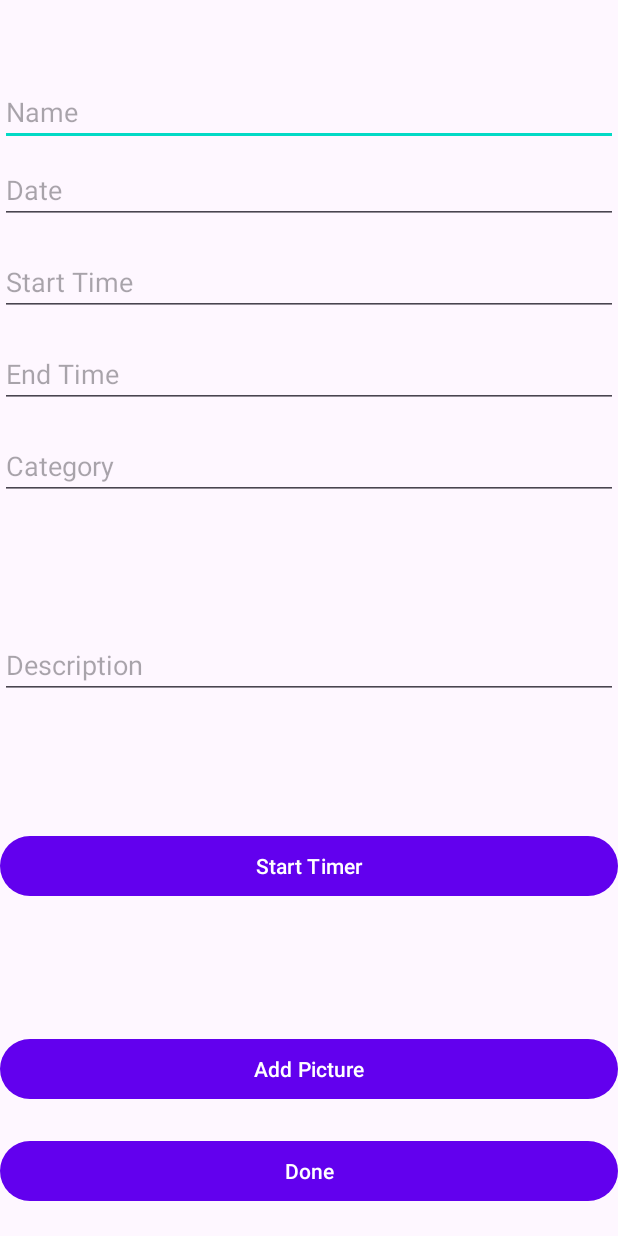
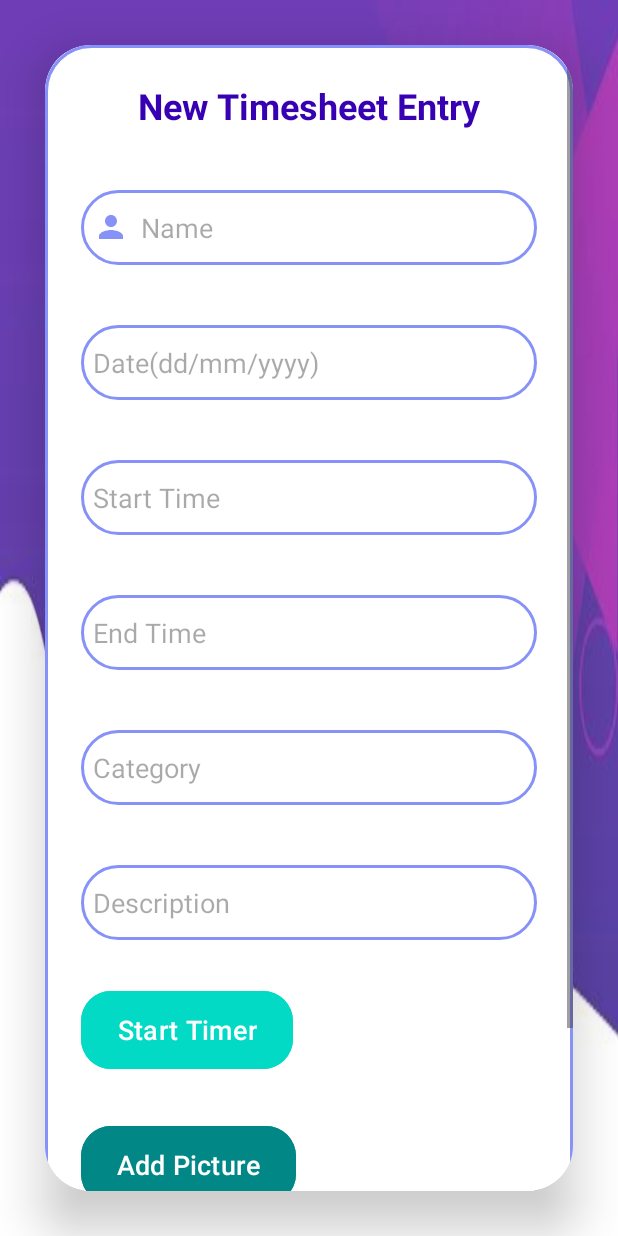
Before and after one commit to ST10083156/OPSC_PART_2_Attempt2, an Android app: the NewTimesheetEntry screen opened directly, with no data from a screen before it, on a phone screen of 412 x 824 dp. Run offline under Robolectric (Android 15) with nearby library versions, the phone set to English and light mode, and no system bars; our stand-ins replace Firebase (no records; nobody signed in at launch, a user with empty details on screens opened directly).

```diff
--- a/app/src/main/res/layout/activity_new_timesheet_entry.xml
+++ b/app/src/main/res/layout/activity_new_timesheet_entry.xml
@@ -1,107 +1,146 @@
 <?xml version="1.0" encoding="utf-8"?>
-<androidx.constraintlayout.widget.ConstraintLayout xmlns:android="http://schemas.android.com/apk/res/android"
+<LinearLayout xmlns:android="http://schemas.android.com/apk/res/android"
     xmlns:app="http://schemas.android.com/apk/res-auto"
     xmlns:tools="http://schemas.android.com/tools"
     android:id="@+id/main"
     android:layout_width="match_parent"
+    android:layout_height="match_parent"
+    android:orientation="vertical"
+    android:gravity="center"
+    android:background="@drawable/profile">
+
+    <androidx.cardview.widget.CardView
+        android:layout_width="match_parent"
+        android:layout_height="wrap_content"
+        android:layout_margin="30dp"
+        app:cardCornerRadius="30dp"
+        app:cardElevation="20dp">
+
+        <ScrollView
+            android:layout_width="match_parent"
             android:layout_height="match_parent">
+
+            <LinearLayout
+                android:layout_width="match_parent"
+                android:layout_height="wrap_content"
+                android:orientation="vertical"
+                android:layout_gravity="center_horizontal"
+                android:padding="24dp"
+                android:background="@drawable/custom_edittext">
+                <TextView
+                    android:id="@+id/profileTV"
+                    android:layout_width="match_parent"
+                    android:layout_height="wrap_content"
+                    android:text="New Timesheet Entry"
+                    android:textSize="24sp"
+                    android:textAlignment="center"
+                    android:textStyle="bold"
+                    android:textColor="@color/purple_700"/>
 
                 <!-- EditTexts for timesheet entry details -->
                 <EditText
                     android:id="@+id/editTextName"
-        android:layout_width="0dp"
-        android:layout_height="wrap_content"
+                    android:layout_width="match_parent"
+                    android:layout_height="50dp"
                     android:hint="Name"
-        app:layout_constraintEnd_toEndOf="parent"
-        app:layout_constraintStart_toStartOf="parent"
-        app:layout_constraintTop_toTopOf="parent"
-        android:layout_marginTop="52dp"/>
+                    android:textSize="18dp"
+                    android:drawableLeft="@drawable/baseline_person_24"
+                    android:textColor="@color/black"
+                    android:drawablePadding="8dp"
+                    android:background="@drawable/custom_edittext"
+                    android:layout_marginTop="40dp"
+                    android:padding="8dp"/>
+
                 <EditText
                     android:id="@+id/editTextDate"
-        android:layout_width="0dp"
-        android:layout_height="wrap_content"
-        android:hint="Date"
-        app:layout_constraintEnd_toEndOf="parent"
-        app:layout_constraintStart_toStartOf="parent"
-        app:layout_constraintTop_toTopOf="@id/editTextName"
-        android:layout_marginTop="52dp"/>
+                    android:layout_width="match_parent"
+                    android:layout_height="50dp"
+                    android:hint="Date(dd/mm/yyyy)"
+                    android:textSize="18dp"
+                    android:textColor="@color/black"
+                    android:drawablePadding="8dp"
+                    android:background="@drawable/custom_edittext"
+                    android:layout_marginTop="40dp"
+                    android:padding="8dp"/>
 
                 <EditText
                     android:id="@+id/editTextStartTime"
-        android:layout_width="0dp"
-        android:layout_height="wrap_content"
+                    android:layout_width="match_parent"
+                    android:layout_height="50dp"
                     android:hint="Start Time"
-        app:layout_constraintEnd_toEndOf="parent"
-        app:layout_constraintStart_toStartOf="parent"
-        app:layout_constraintTop_toBottomOf="@id/editTextDate"
-        android:layout_marginTop="16dp"/>
+                    android:textSize="18dp"
+                    android:textColor="@color/black"
+                    android:drawablePadding="8dp"
+                    android:background="@drawable/custom_edittext"
+                    android:layout_marginTop="40dp"
+                    android:padding="8dp"/>
 
                 <EditText
                     android:id="@+id/editTextEndTime"
-        android:layout_width="0dp"
-        android:layout_height="wrap_content"
+                    android:layout_width="match_parent"
+                    android:layout_height="50dp"
                     android:hint="End Time"
-        app:layout_constraintEnd_toEndOf="parent"
-        app:layout_constraintStart_toStartOf="parent"
-        app:layout_constraintTop_toBottomOf="@id/editTextStartTime"
-        android:layout_marginTop="16dp"/>
+                    android:textSize="18dp"
+                    android:textColor="@color/black"
+                    android:drawablePadding="8dp"
+                    android:background="@drawable/custom_edittext"
+                    android:layout_marginTop="40dp"
+                    android:padding="8dp"/>
+
                 <EditText
                     android:id="@+id/editTextCategory"
-        android:layout_width="0dp"
-        android:layout_height="wrap_content"
+                    android:layout_width="match_parent"
+                    android:layout_height="50dp"
                     android:hint="Category"
-        app:layout_constraintEnd_toEndOf="parent"
-        app:layout_constraintStart_toStartOf="parent"
-        app:layout_constraintTop_toBottomOf="@id/editTextEndTime"
-        android:layout_marginTop="16dp"/>
+                    android:textSize="18dp"
+                    android:textColor="@color/black"
+                    android:drawablePadding="8dp"
+                    android:background="@drawable/custom_edittext"
+                    android:layout_marginTop="40dp"
+                    android:padding="8dp"/>
 
                 <EditText
                     android:id="@+id/editTextDescription"
-        android:layout_width="0dp"
-        android:layout_height="wrap_content"
+                    android:layout_width="match_parent"
+                    android:layout_height="50dp"
                     android:hint="Description"
-        app:layout_constraintEnd_toEndOf="parent"
-        app:layout_constraintStart_toStartOf="parent"
-        app:layout_constraintTop_toBottomOf="@id/editTextCategory"
-        android:layout_marginTop="16dp"
-        app:layout_constraintBottom_toTopOf="@id/buttonTimer"/>
+                    android:textSize="18dp"
+                    android:textColor="@color/black"
+                    android:drawablePadding="8dp"
+                    android:background="@drawable/custom_edittext"
+                    android:layout_marginTop="40dp"
+                    android:padding="8dp"/>
 
                 <!-- Buttons with improved design -->
                 <Button
                     android:id="@+id/buttonTimer"
-        android:layout_width="0dp"
-        android:layout_height="wrap_content"
+                    android:layout_width="wrap_content"
+                    android:layout_height="60dp"
                     android:text="Start Timer"
-        android:textColor="@android:color/white"
-        app:layout_constraintEnd_toEndOf="parent"
-        app:layout_constraintStart_toStartOf="parent"
-        app:layout_constraintTop_toBottomOf="@id/editTextDescription"
-        android:layout_marginTop="16dp"
-        app:layout_constraintBottom_toTopOf="@id/buttonAddPicture"/>
+                    android:textSize="18sp"
+                    android:layout_marginTop="30dp"
+                    android:backgroundTint="@color/teal_200"
+                    app:cornerRadius="20dp"/>
 
                 <Button
                     android:id="@+id/buttonAddPicture"
-        android:layout_width="0dp"
-        android:layout_height="wrap_content"
+                    android:layout_width="wrap_content"
+                    android:layout_height="60dp"
                     android:text="Add Picture"
-        android:textColor="@android:color/white"
-        app:layout_constraintEnd_toEndOf="parent"
-        app:layout_constraintStart_toStartOf="parent"
-        app:layout_constraintTop_toBottomOf="@id/buttonTimer"
-        android:layout_marginTop="16dp"
-        app:layout_constraintBottom_toBottomOf="parent"
-        android:layout_marginBottom="16dp"/>
+                    android:textSize="18sp"
+                    android:layout_marginTop="30dp"
+                    android:backgroundTint="@color/teal_700"
+                    app:cornerRadius="20dp"/>
                 <Button
                     android:id="@+id/doneBtn"
-        android:layout_width="0dp"
-        android:layout_height="wrap_content"
+                    android:layout_width="wrap_content"
+                    android:layout_height="60dp"
                     android:text="Done"
-        android:textColor="@android:color/white"
-        app:layout_constraintEnd_toEndOf="parent"
-        app:layout_constraintStart_toStartOf="parent"
-        app:layout_constraintTop_toBottomOf="@id/buttonAddPicture"
-        android:layout_marginTop="16dp"
-        app:layout_constraintBottom_toBottomOf="parent"
-        android:layout_marginBottom="16dp"/>
-
-</androidx.constraintlayout.widget.ConstraintLayout>
+                    android:textSize="18sp"
+                    android:layout_marginTop="30dp"
+                    android:backgroundTint="@color/purple_500"
+                    app:cornerRadius="20dp"/>
+            </LinearLayout>
+        </ScrollView>
+    </androidx.cardview.widget.CardView>
+</LinearLayout>
```
Also changed, not shown: app/src/main/res/drawable/default_user.jpg (deleted). Lines whose indentation alone changed are shown as unchanged.
